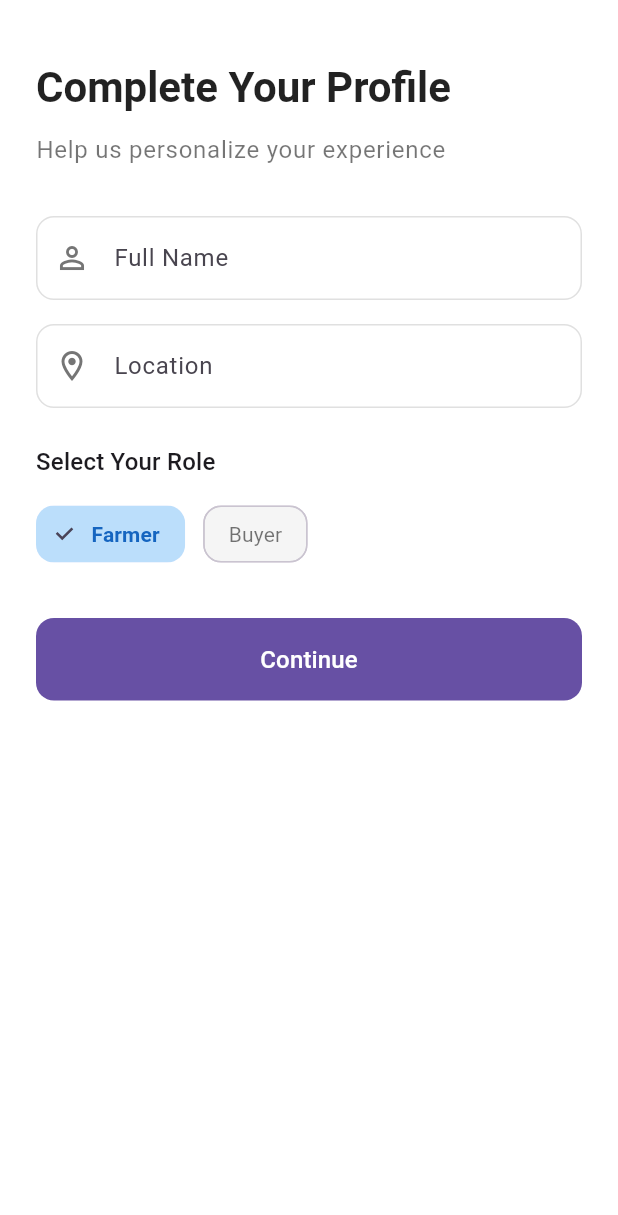
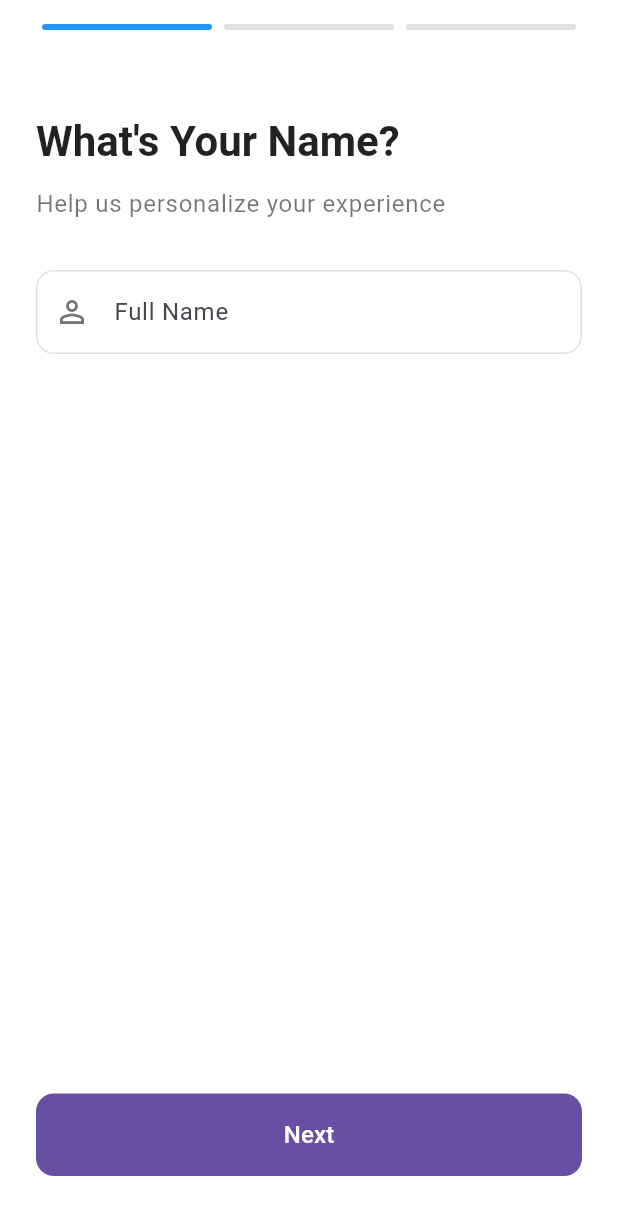
Before and after one commit to kidobop/farmit, a Flutter app: the OnboardingPage screen opened directly with empty values, on a phone screen of 412 x 824 dp. Shown: the top 1215 px of the screen. Run offline on Flutter 3.47's test engine with Material 3 defaults, Android fonts, the light colour scheme and no system bars; our stand-ins replace cloud_firestore, firebase_auth, firebase_core; accounts and stored records are empty; generated files the repository leaves out were written again.

Commit message:
made the pages for the onboarding questions

```diff
--- a/lib/pages/onboarding_page.dart
+++ b/lib/pages/onboarding_page.dart
@@ -10,11 +10,13 @@ class OnboardingPage extends StatefulWidget {
 }
 
 class _OnboardingPageState extends State<OnboardingPage> {
+  final PageController _pageController = PageController();
   final _formKey = GlobalKey<FormState>();
   final TextEditingController _nameController = TextEditingController();
   final TextEditingController _locationController = TextEditingController();
   String _role = 'Farmer'; // Default role
   bool _isLoading = false;
+  int _currentPage = 0;
 
   Future<void> _submitOnboarding() async {
     if (_formKey.currentState!.validate()) {
@@ -22,15 +24,12 @@ class _OnboardingPageState extends State<OnboardingPage> {
         _isLoading = true;
       });
       try {
-        await FirebaseFirestore.instance
-            .collection('users')
-            .doc(widget.uid)
-            .set({
+        await FirebaseFirestore.instance.collection('users').doc(widget.uid).set({
           'name': _nameController.text.trim(),
           'location': _locationController.text.trim(),
           'role': _role,
           'createdAt': FieldValue.serverTimestamp(),
-        });
+        }, SetOptions(merge: true));
         if (mounted) {
           Navigator.of(context).pushReplacementNamed('/home');
         }
@@ -50,6 +49,35 @@ class _OnboardingPageState extends State<OnboardingPage> {
           });
         }
       }
+    } else {
+      // Show feedback if validation fails
+      ScaffoldMessenger.of(context).showSnackBar(
+        const SnackBar(
+          content: Text("Please fill in all required fields"),
+          backgroundColor: Colors.red,
+        ),
+      );
+    }
+  }
+
+  void _nextPage() {
+    if (_currentPage < 2) {
+      // Validate the current page's fields before proceeding
+      if (_formKey.currentState!.validate()) {
+        _pageController.nextPage(
+          duration: const Duration(milliseconds: 300),
+          curve: Curves.easeInOut,
+        );
+      } else {
+        ScaffoldMessenger.of(context).showSnackBar(
+          const SnackBar(
+            content: Text("Please fill in the required field"),
+            backgroundColor: Colors.red,
+          ),
+        );
+      }
+    } else {
+      _submitOnboarding();
     }
   }
 
@@ -58,17 +86,69 @@ class _OnboardingPageState extends State<OnboardingPage> {
     return Scaffold(
       backgroundColor: Colors.white,
       body: SafeArea(
-        child: SingleChildScrollView(
-          child: Padding(
+        child: Form(
+          key: _formKey, // Wrap the entire PageView in a Form
+          child: Column(
+            children: [
+              // Progress Indicator
+              Padding(
+                padding: const EdgeInsets.symmetric(horizontal: 24, vertical: 16),
+                child: Row(
+                  children: List.generate(3, (index) {
+                    return Expanded(
+                      child: Container(
+                        height: 4,
+                        margin: const EdgeInsets.symmetric(horizontal: 4),
+                        decoration: BoxDecoration(
+                          color: index <= _currentPage
+                              ? Colors.blue.shade500
+                              : Colors.grey.shade300,
+                          borderRadius: BorderRadius.circular(2),
+                        ),
+                      ),
+                    );
+                  }),
+                ),
+              ),
+
+              // Page View
+              Expanded(
+                child: PageView(
+                  controller: _pageController,
+                  physics: const NeverScrollableScrollPhysics(),
+                  onPageChanged: (index) {
+                    setState(() {
+                      _currentPage = index;
+                    });
+                  },
+                  children: [
+                    // Name Page
+                    _buildNamePage(),
+
+                    // Location Page
+                    _buildLocationPage(),
+
+                    // Role Page
+                    _buildRolePage(),
+                  ],
+                ),
+              ),
+            ],
+          ),
+        ),
+      ),
+    );
+  }
+
+  // Name Input Page
+  Widget _buildNamePage() {
+    return Padding(
       padding: const EdgeInsets.symmetric(horizontal: 24, vertical: 40),
-            child: Form(
-              key: _formKey,
       child: Column(
         crossAxisAlignment: CrossAxisAlignment.start,
         children: [
-                  // Header with modern typography
           Text(
-                    "Complete Your Profile",
+            "What's Your Name?",
             style: Theme.of(context).textTheme.headlineMedium?.copyWith(
                   fontWeight: FontWeight.w700,
                   color: Colors.black87,
@@ -83,47 +163,132 @@ class _OnboardingPageState extends State<OnboardingPage> {
           ),
           const SizedBox(height: 32),
 
-                  // Name Input with Material 3 style
+          // Name Input
           _buildTextField(
             controller: _nameController,
             label: "Full Name",
             icon: Icons.person_outline,
             validator: (value) =>
-                        value!.isEmpty ? "Please enter your name" : null,
+                value!.trim().isEmpty ? "Please enter your name" : null,
           ),
-                  const SizedBox(height: 16),
+          const Spacer(),
 
-                  // Location Input with Material 3 style
+          // Next Button
+          SizedBox(
+            width: double.infinity,
+            child: FilledButton(
+              onPressed: _nextPage,
+              style: FilledButton.styleFrom(
+                padding: const EdgeInsets.symmetric(vertical: 16),
+                shape: RoundedRectangleBorder(
+                  borderRadius: BorderRadius.circular(12),
+                ),
+              ),
+              child: const Text(
+                "Next",
+                style: TextStyle(fontSize: 16),
+              ),
+            ),
+          ),
+        ],
+      ),
+    );
+  }
+
+  // Location Input Page
+  Widget _buildLocationPage() {
+    return Padding(
+      padding: const EdgeInsets.symmetric(horizontal: 24, vertical: 40),
+      child: Column(
+        crossAxisAlignment: CrossAxisAlignment.start,
+        children: [
+          Text(
+            "Where Are You Located?",
+            style: Theme.of(context).textTheme.headlineMedium?.copyWith(
+                  fontWeight: FontWeight.w700,
+                  color: Colors.black87,
+                ),
+          ),
+          const SizedBox(height: 12),
+          Text(
+            "This helps us provide localized recommendations",
+            style: Theme.of(context).textTheme.bodyLarge?.copyWith(
+                  color: Colors.black54,
+                ),
+          ),
+          const SizedBox(height: 32),
+
+          // Location Input
           _buildTextField(
             controller: _locationController,
             label: "Location",
             icon: Icons.location_on_outlined,
             validator: (value) =>
-                        value!.isEmpty ? "Please enter your location" : null,
+                value!.trim().isEmpty ? "Please enter your location" : null,
           ),
-                  const SizedBox(height: 24),
+          const Spacer(),
 
-                  // Role Selection with a more modern design
+          // Next Button
+          SizedBox(
+            width: double.infinity,
+            child: FilledButton(
+              onPressed: _nextPage,
+              style: FilledButton.styleFrom(
+                padding: const EdgeInsets.symmetric(vertical: 16),
+                shape: RoundedRectangleBorder(
+                  borderRadius: BorderRadius.circular(12),
+                ),
+              ),
+              child: const Text(
+                "Next",
+                style: TextStyle(fontSize: 16),
+              ),
+            ),
+          ),
+        ],
+      ),
+    );
+  }
+
+  // Role Selection Page
+  Widget _buildRolePage() {
+    return Padding(
+      padding: const EdgeInsets.symmetric(horizontal: 24, vertical: 40),
+      child: Column(
+        crossAxisAlignment: CrossAxisAlignment.start,
+        children: [
           Text(
             "Select Your Role",
-                    style: Theme.of(context).textTheme.titleMedium,
+            style: Theme.of(context).textTheme.headlineMedium?.copyWith(
+                  fontWeight: FontWeight.w700,
+                  color: Colors.black87,
+                ),
           ),
           const SizedBox(height: 12),
+          Text(
+            "Choose how you'll use our platform",
+            style: Theme.of(context).textTheme.bodyLarge?.copyWith(
+                  color: Colors.black54,
+                ),
+          ),
+          const SizedBox(height: 32),
+
+          // Role Selection
           Row(
+            mainAxisAlignment: MainAxisAlignment.center,
             children: [
               _buildRoleChip("Farmer", _role == "Farmer"),
               const SizedBox(width: 12),
               _buildRoleChip("Buyer", _role == "Buyer"),
             ],
           ),
-                  const SizedBox(height: 32),
+          const Spacer(),
 
-                  // Submit Button with loading state
+          // Submit Button
           SizedBox(
             width: double.infinity,
             child: _isLoading
-                        ? const Center(
-                            child: CircularProgressIndicator.adaptive())
+                ? const Center(child: CircularProgressIndicator.adaptive())
                 : FilledButton(
                     onPressed: _submitOnboarding,
                     style: FilledButton.styleFrom(
@@ -133,16 +298,12 @@ class _OnboardingPageState extends State<OnboardingPage> {
                       ),
                     ),
                     child: const Text(
-                              "Continue",
+                      "Complete",
                       style: TextStyle(fontSize: 16),
                     ),
                   ),
           ),
         ],
-              ),
-            ),
-          ),
-        ),
       ),
     );
   }
@@ -202,6 +363,7 @@ class _OnboardingPageState extends State<OnboardingPage> {
   void dispose() {
     _nameController.dispose();
     _locationController.dispose();
+    _pageController.dispose();
     super.dispose();
   }
 }
```
Lines whose indentation alone changed are shown as unchanged.
